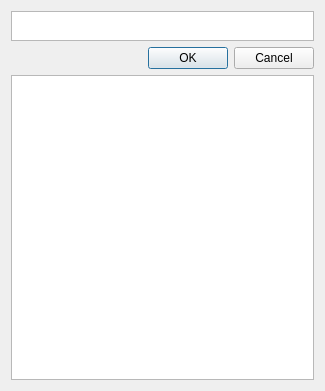
Old version of the form QtModelCreate/QtPoPWindow.ui in the repository wikky250/QtModelCreate.
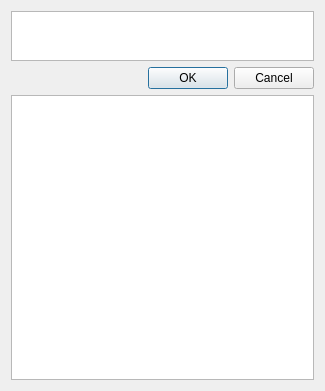
New version of the form.

Diff of the .ui file:
```diff
--- a/QtModelCreate/QtPoPWindow.ui
+++ b/QtModelCreate/QtPoPWindow.ui
@@ -15,14 +15,18 @@
   </property>
   <layout class="QGridLayout" name="gridLayout">
    <item row="2" column="0">
-    <widget class="QListWidget" name="ClassList"/>
+    <widget class="QListWidget" name="ClassList">
+     <property name="enabled">
+      <bool>true</bool>
+     </property>
+    </widget>
    </item>
    <item row="0" column="0">
     <widget class="QTextEdit" name="ClassName">
      <property name="maximumSize">
       <size>
        <width>16777215</width>
-       <height>30</height>
+       <height>50</height>
       </size>
      </property>
     </widget>
```
